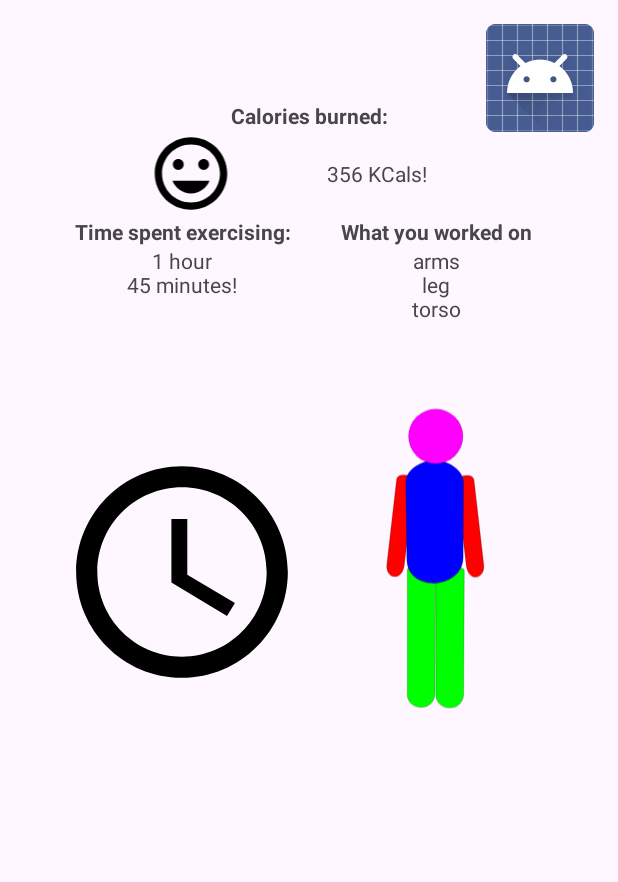
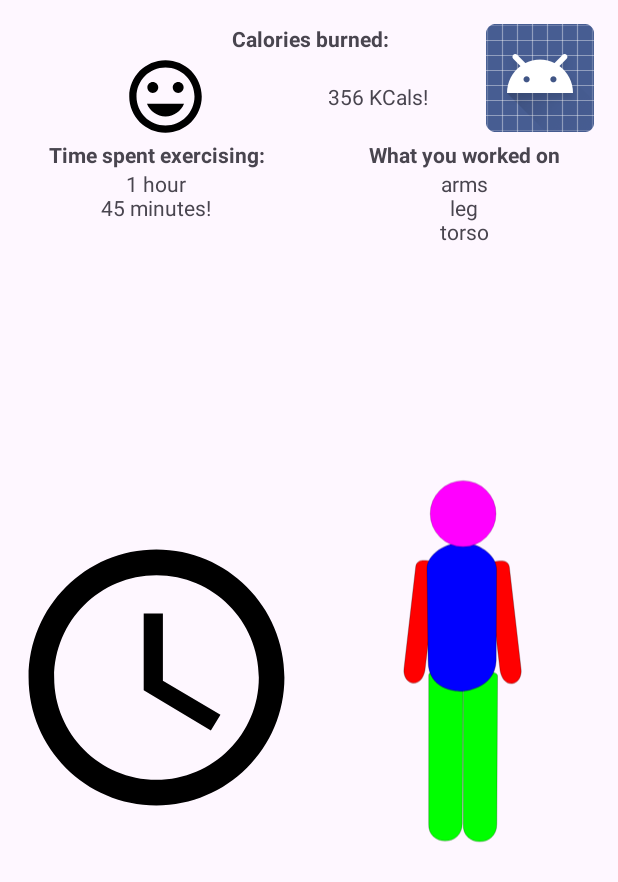
Before and after one commit to ProbatusVir/PixelFit, an Android app: the screen it shows after launch (MainActivity), on a phone screen of 412 x 824 dp. Shown: the top 882 px of the screen. Run offline under Robolectric (Android 15) with nearby library versions, the phone set to English and light mode, and no system bars; our stand-ins replace navigation-ui.

Commit message:
Experimented with some resizing

```diff
--- a/app/src/main/res/layout/fragment_first.xml
+++ b/app/src/main/res/layout/fragment_first.xml
@@ -14,8 +14,8 @@
             tools:layout_editor_absoluteY="1dp" android:minHeight="730dp">
         <LinearLayout
                 android:orientation="vertical"
-                android:layout_width="339dp"
-                android:layout_height="480dp"
+                android:layout_width="410dp"
+                android:layout_height="723dp"
                 app:layout_constraintBottom_toBottomOf="parent"
                 app:layout_constraintTop_toTopOf="parent" app:layout_constraintStart_toStartOf="parent"
                 app:layout_constraintEnd_toEndOf="parent"
```
